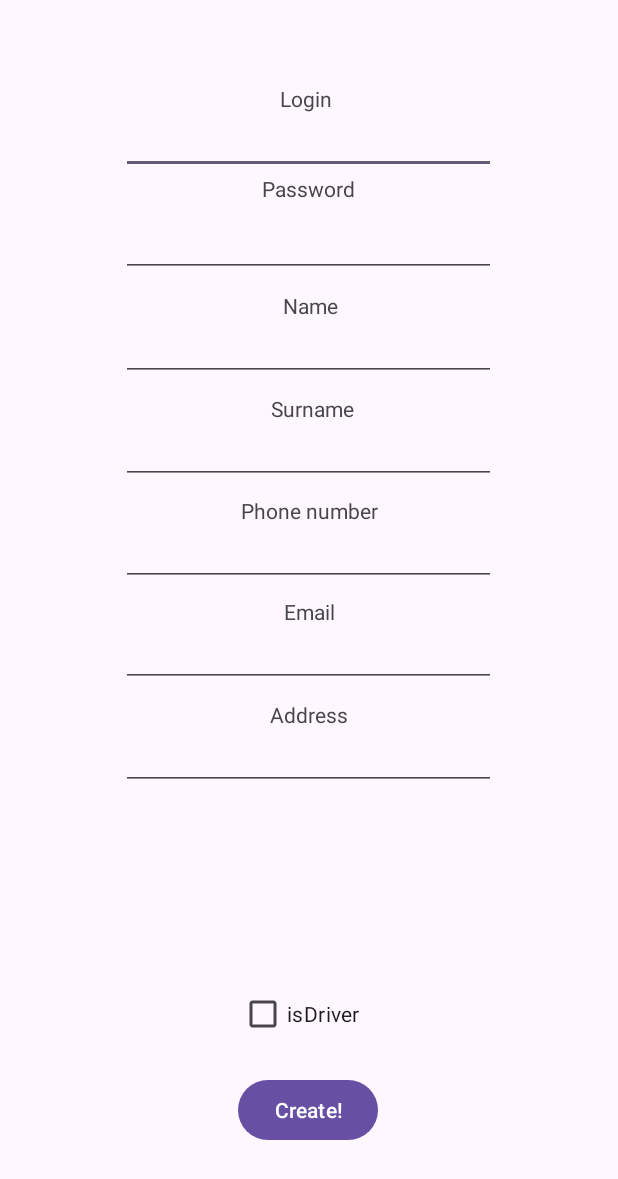
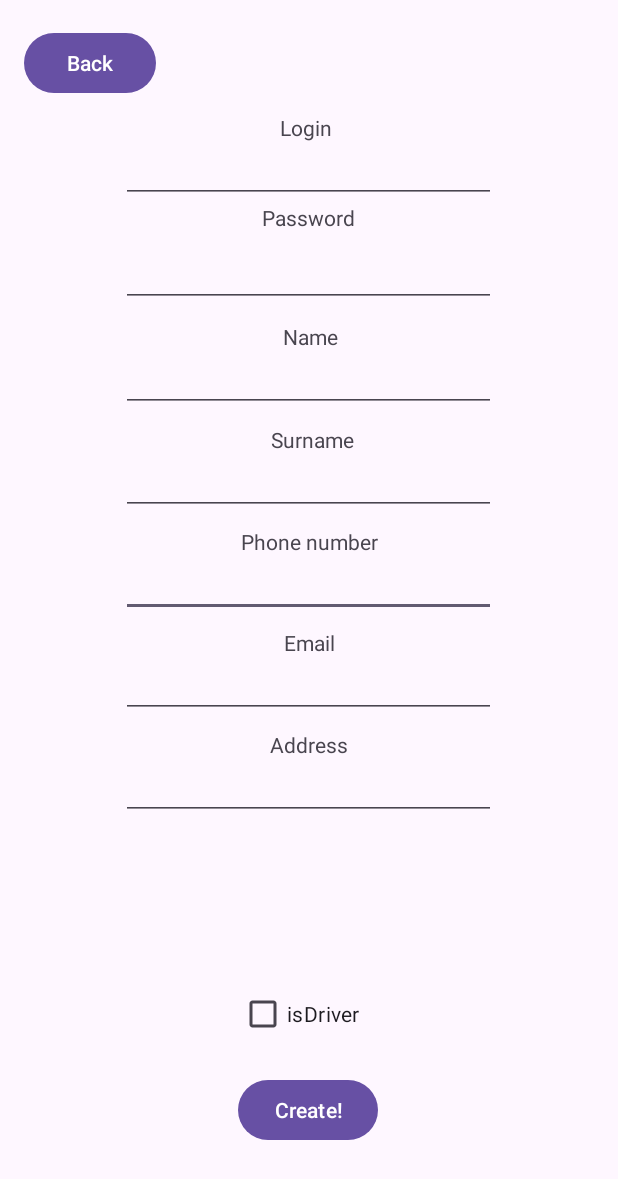
Before and after one commit to Outgoingkarma/Kursinis_Android, an Android app: the RegistrationActivity screen opened directly, with no data from a screen before it, on a phone screen of 412 x 824 dp. Shown: the top 1179 px of the screen. Run offline under Robolectric (Android 15) with nearby library versions, the phone set to English and light mode, and no system bars; network calls fail.

Commit message:
Refactor: Reorder registration form fields and improve error handling
- Reordered and adjusted the layout of input fields in the registration activity XML.
- Added a "Back" button to the registration screen to navigate to the login window.
- Improved REST operation error handling to include the response body from the server on failures.
- Uncommented the code in `MyOrders.java`.

```diff
--- a/app/src/main/java/com/example/prif233/activitiesWolt/RegistrationActivity.java
+++ b/app/src/main/java/com/example/prif233/activitiesWolt/RegistrationActivity.java
@@ -151,7 +151,7 @@ public class RegistrationActivity extends AppCompatActivity {
             try {
                 String response = RestOperations.sendPost(finalUrl, finalUserInfo);
                 handler.post(() -> {
-                    if (!response.equals("Error") && !response.isEmpty()) {
+                    if (!response.equals("Error") ) {
                         Intent intent = new Intent(RegistrationActivity.this, MainActivity.class);
                         startActivity(intent);
                     }
--- a/app/src/main/res/layout/activity_registration.xml
+++ b/app/src/main/res/layout/activity_registration.xml
@@ -6,6 +6,20 @@
     android:layout_width="match_parent"
     android:layout_height="match_parent"
     tools:context=".activitiesWolt.RegistrationActivity">
+
+    <EditText
+        android:id="@+id/regPhoneField"
+        android:layout_width="250dp"
+        android:layout_height="60dp"
+        android:ems="10"
+        android:inputType="text"
+        android:text=""
+        app:layout_constraintBottom_toBottomOf="parent"
+        app:layout_constraintEnd_toEndOf="parent"
+        app:layout_constraintHorizontal_bias="0.496"
+        app:layout_constraintStart_toStartOf="parent"
+        app:layout_constraintTop_toTopOf="parent"
+        app:layout_constraintVertical_bias="0.46" />
 
     <EditText
         android:id="@+id/regLoginField"
@@ -19,7 +33,7 @@
         app:layout_constraintHorizontal_bias="0.496"
         app:layout_constraintStart_toStartOf="parent"
         app:layout_constraintTop_toTopOf="parent"
-        app:layout_constraintVertical_bias="0.073" />
+        app:layout_constraintVertical_bias="0.099" />
 
     <EditText
         android:id="@+id/regPasswordField"
@@ -32,7 +46,7 @@
         app:layout_constraintHorizontal_bias="0.496"
         app:layout_constraintStart_toStartOf="parent"
         app:layout_constraintTop_toTopOf="parent"
-        app:layout_constraintVertical_bias="0.163" />
+        app:layout_constraintVertical_bias="0.189" />
 
     <EditText
         android:id="@+id/regNameField"
@@ -46,7 +60,7 @@
         app:layout_constraintHorizontal_bias="0.496"
         app:layout_constraintStart_toStartOf="parent"
         app:layout_constraintTop_toTopOf="parent"
-        app:layout_constraintVertical_bias="0.254" />
+        app:layout_constraintVertical_bias="0.281" />
 
     <EditText
         android:id="@+id/regSurnameField"
@@ -60,35 +74,7 @@
         app:layout_constraintHorizontal_bias="0.496"
         app:layout_constraintStart_toStartOf="parent"
         app:layout_constraintTop_toTopOf="parent"
-        app:layout_constraintVertical_bias="0.344" />
-
-    <EditText
-        android:id="@+id/regPhoneField"
-        android:layout_width="250dp"
-        android:layout_height="60dp"
-        android:ems="10"
-        android:inputType="text"
-        android:text=""
-        app:layout_constraintBottom_toBottomOf="parent"
-        app:layout_constraintEnd_toEndOf="parent"
-        app:layout_constraintHorizontal_bias="0.496"
-        app:layout_constraintStart_toStartOf="parent"
-        app:layout_constraintTop_toTopOf="parent"
-        app:layout_constraintVertical_bias="0.433" />
-
-    <EditText
-        android:id="@+id/regEmailField"
-        android:layout_width="250dp"
-        android:layout_height="60dp"
-        android:ems="10"
-        android:inputType="text"
-        android:text=""
-        app:layout_constraintBottom_toBottomOf="parent"
-        app:layout_constraintEnd_toEndOf="parent"
-        app:layout_constraintHorizontal_bias="0.496"
-        app:layout_constraintStart_toStartOf="parent"
-        app:layout_constraintTop_toTopOf="parent"
-        app:layout_constraintVertical_bias="0.521" />
+        app:layout_constraintVertical_bias="0.371" />
 
     <EditText
         android:id="@+id/regAddressField"
@@ -103,7 +89,21 @@
         app:layout_constraintHorizontal_bias="0.496"
         app:layout_constraintStart_toStartOf="parent"
         app:layout_constraintTop_toTopOf="parent"
-        app:layout_constraintVertical_bias="0.611" />
+        app:layout_constraintVertical_bias="0.637" />
+
+    <EditText
+        android:id="@+id/regEmailField"
+        android:layout_width="250dp"
+        android:layout_height="60dp"
+        android:ems="10"
+        android:inputType="text"
+        android:text=""
+        app:layout_constraintBottom_toBottomOf="parent"
+        app:layout_constraintEnd_toEndOf="parent"
+        app:layout_constraintHorizontal_bias="0.496"
+        app:layout_constraintStart_toStartOf="parent"
+        app:layout_constraintTop_toTopOf="parent"
+        app:layout_constraintVertical_bias="0.548" />
 
     <EditText
         android:id="@+id/regLicensePlateField"
@@ -249,4 +249,17 @@
         app:layout_constraintVertical_bias="0.0"
         tools:ignore="MissingConstraints" />
 
+    <Button
+        android:id="@+id/button7"
+        android:layout_width="wrap_content"
+        android:layout_height="wrap_content"
+        android:text="Back"
+        android:onClick="loadLogWindow"
+        app:layout_constraintBottom_toBottomOf="parent"
+        app:layout_constraintEnd_toEndOf="parent"
+        app:layout_constraintHorizontal_bias="0.049"
+        app:layout_constraintStart_toStartOf="parent"
+        app:layout_constraintTop_toTopOf="parent"
+        app:layout_constraintVertical_bias="0.023" />
+
 </androidx.constraintlayout.widget.ConstraintLayout>
```
Also changed, not shown: app/src/main/java/com/example/prif233/Utils/RestOperations.java (+16 -2 lines), app/src/main/java/com/example/prif233/activitiesWolt/MyOrders.java (+85 -85 lines), app/src/main/java/com/example/prif233/activitiesWolt/WoltRestaurants.java (+12 -0 lines).
